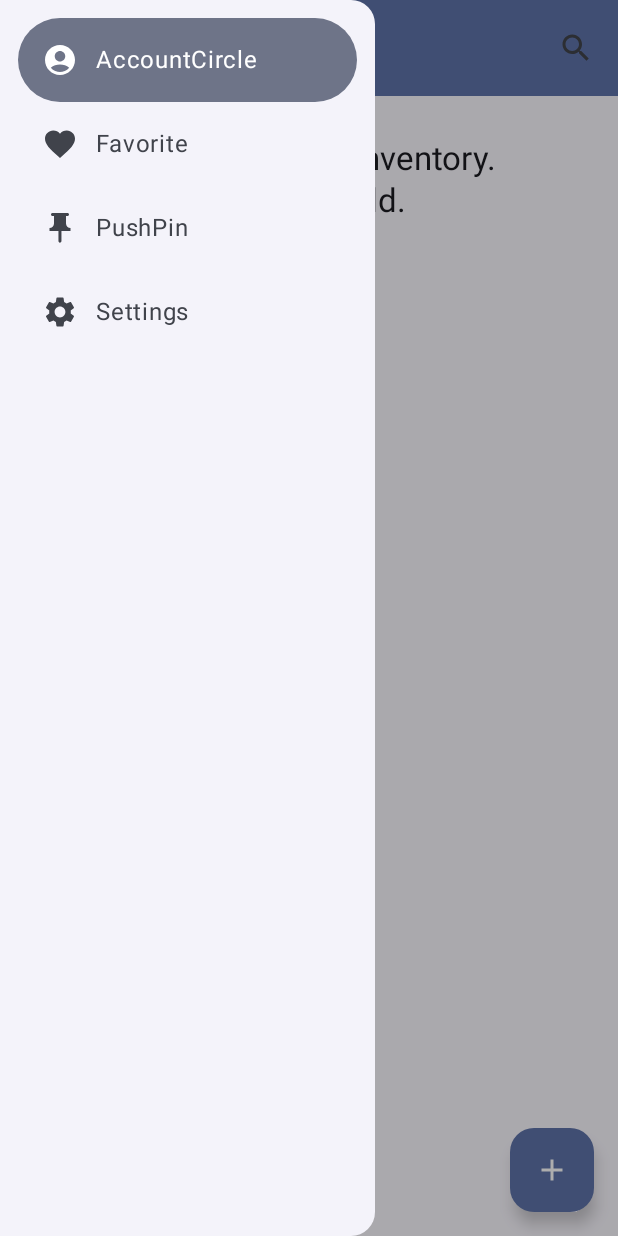
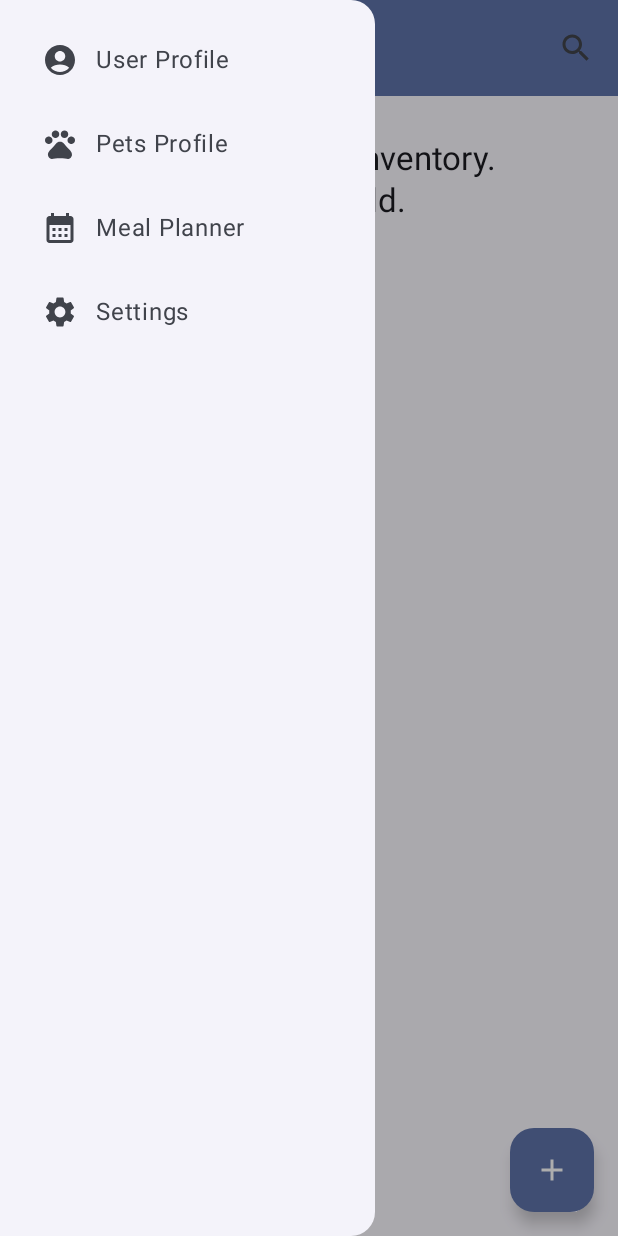
Before and after one commit to LinaXue/RecipeList, an Android app built with Jetpack Compose: the screen it shows after launch (MainActivity), after a tap on "List", on a phone screen of 412 x 824 dp. Run offline under Robolectric (Android 15) with nearby library versions, the phone set to English and light mode, and no system bars; our stand-ins replace Room's generated code.

Commit message:
feat: update UI
ModalNavigationDrawer 實作跳轉頁面功能

調整項目:
1. 新增每項 DrawerItem 的 UI
2. Navigation 實作相對應的頁面跳轉
3. NavigationDestination 新增可空變數 icon

```diff
--- a/app/src/main/java/com/demo/recipelist/ui/AppViewModelProvider.kt
+++ b/app/src/main/java/com/demo/recipelist/ui/AppViewModelProvider.kt
@@ -17,7 +17,10 @@ object AppViewModelProvider {
             PermissionViewModel(recipeListApplication())
         }
         initializer {
-            HomeViewModel(recipeListApplication().container.recipeRepository)
+            HomeViewModel(
+                recipeListApplication().container.recipeRepository,
+                recipeListApplication().container.userPreferencesRepository
+            )
         }
         initializer {
             RecipeInsertViewModel(recipeListApplication().container.recipeRepository)
--- a/app/src/main/java/com/demo/recipelist/ui/HomeScreen.kt
+++ b/app/src/main/java/com/demo/recipelist/ui/HomeScreen.kt
@@ -40,6 +40,7 @@ import androidx.compose.runtime.remember
 import androidx.compose.runtime.rememberCoroutineScope
 import androidx.compose.ui.Alignment
 import androidx.compose.ui.Modifier
+import androidx.compose.ui.graphics.vector.ImageVector
 import androidx.compose.ui.res.stringResource
 import androidx.compose.ui.text.style.TextAlign
 import androidx.compose.ui.tooling.preview.Preview
@@ -49,32 +50,43 @@ import com.demo.recipelist.R
 import com.demo.recipelist.RecipeListTopAppBar
 import com.demo.recipelist.data.Recipe
 import com.demo.recipelist.ui.navigation.NavigationDestination
+import com.demo.recipelist.ui.screen.MealPlannerDestination
+import com.demo.recipelist.ui.screen.PetsProfileDestination
+import com.demo.recipelist.ui.screen.SettingsDestination
+import com.demo.recipelist.ui.screen.UserProfileDestination
 import com.demo.recipelist.ui.theme.RecipeListTheme
 import kotlinx.coroutines.launch
 
 object HomeDestination : NavigationDestination {
     override val route = "home_screen"
     override val titleRes =  R.string.home_screen_title
+    override val icon = null
 }
 
-val items =
-    listOf(
-        Icons.Default.AccountCircle,
-        Icons.Default.Favorite,
-        Icons.Default.PushPin,
-        Icons.Default.Settings,
-    )
+//val items =
+//    listOf(
+//        Icons.Default.AccountCircle,
+//        Icons.Default.Favorite,
+//        Icons.Default.PushPin,
+//        Icons.Default.Settings,
+//    )
 
 @Composable
 fun HomeScreen(
     navigateToRecipeInsert: () -> Unit,
     navigateToRecipeDetails: (Int) -> Unit,
+    navigateToUserProfile: () -> Unit,
+    navigateToPetsProfile: () -> Unit,
+    navigateToMealPlanner: () -> Unit,
+    navigateToSettings: () -> Unit,
     viewModel: HomeViewModel = viewModel(factory = AppViewModelProvider.Factory)
 ) {
     val homeUiState by viewModel.homeUiState.collectAsState()
+    val drawerItems = viewModel.drawerItems
     val drawerState = rememberDrawerState(initialValue = DrawerValue.Closed)
     val scope = rememberCoroutineScope()
-    val selectedItem = remember { mutableStateOf(items[0]) }
+    val selectedItem = remember { mutableStateOf(drawerItems[0]) }
+    val tag = "HomeScreen"
 
     ModalNavigationDrawer(
         drawerState = drawerState,
@@ -82,14 +94,21 @@ fun HomeScreen(
             ModalDrawerSheet(modifier = Modifier.width(250.dp)) {
                 Column(Modifier.verticalScroll(rememberScrollState())) {
                     Spacer(Modifier.height(12.dp))
-                    items.forEach { item ->
+                    drawerItems.forEach { item ->
                         NavigationDrawerItem(
-                            icon = { Icon(item, contentDescription = null) },
-                            label = { Text(item.name.substringAfterLast(".")) },
-                            selected = item == selectedItem.value,
+                            icon = { Icon(item.icon!!, contentDescription = null) },
+                            label = { Text(stringResource(id = item.titleRes)) },
+                            selected = false,
                             onClick = {
                                 scope.launch { drawerState.close() }
-                                selectedItem.value = item
+                                Log.d(tag, "NavigationDrawerItem: selectedItem = ${item.route}")
+                                when(item) {
+                                    is UserProfileDestination -> navigateToUserProfile()
+                                    is PetsProfileDestination -> navigateToPetsProfile()
+                                    is MealPlannerDestination -> navigateToMealPlanner()
+                                    is SettingsDestination -> navigateToSettings()
+                                }
+                                Log.d(tag, "go to ${item.route} screen")
                             },
                             modifier = Modifier.padding(NavigationDrawerItemDefaults.ItemPadding)
                         )
@@ -200,7 +219,7 @@ fun RecipeItem(recipe: Recipe, onRecipeClick: (Recipe) -> Unit, modifier: Modifi
 @Composable
 fun HomeScreenPreview() {
     RecipeListTheme {
-        HomeScreen({},{} )
+        HomeScreen({},{},{},{},{},{})
     }
 }
 
--- a/app/src/main/java/com/demo/recipelist/ui/HomeViewModel.kt
+++ b/app/src/main/java/com/demo/recipelist/ui/HomeViewModel.kt
@@ -2,19 +2,34 @@ package com.demo.recipelist.ui
 
 import androidx.lifecycle.ViewModel
 import androidx.lifecycle.viewModelScope
+import com.demo.recipelist.R
 import com.demo.recipelist.data.Recipe
 import com.demo.recipelist.data.RecipeRepository
+import com.demo.recipelist.data.UserPreferencesRepository
+import com.demo.recipelist.ui.screen.MealPlannerDestination
+import com.demo.recipelist.ui.screen.PetsProfileDestination
+import com.demo.recipelist.ui.screen.SettingsDestination
+import com.demo.recipelist.ui.screen.UserProfileDestination
 import kotlinx.coroutines.flow.SharingStarted
 import kotlinx.coroutines.flow.StateFlow
 import kotlinx.coroutines.flow.map
 import kotlinx.coroutines.flow.stateIn
+import kotlinx.coroutines.launch
 
 class HomeViewModel(
-    recipeRepository: RecipeRepository
+    recipeRepository: RecipeRepository,
+    private val userPreferencesRepository: UserPreferencesRepository
 ): ViewModel() {
     companion object {
         private const val TIMEOUT_MILLIS = 5_000L
     }
+
+    val drawerItems = listOf(
+        UserProfileDestination,
+        PetsProfileDestination,
+        MealPlannerDestination,
+        SettingsDestination
+    )
 
     val homeUiState: StateFlow<HomeUiState> = recipeRepository.getAllRecipes().map { HomeUiState(it) }
         .stateIn(
@@ -22,6 +37,30 @@ class HomeViewModel(
             started = SharingStarted.WhileSubscribed(TIMEOUT_MILLIS),
             initialValue = HomeUiState()
         )
+
+    val layoutUiState: StateFlow<LayoutUiState> =
+        userPreferencesRepository.isLinearLayout.map { isLinearLayout ->
+            LayoutUiState(isLinearLayout)
+        }
+            .stateIn(
+                scope = viewModelScope,
+                started = SharingStarted.WhileSubscribed(5_000),
+                initialValue = LayoutUiState()
+            )
+
+    fun selectLayout(isLinearLayout: Boolean) {
+        viewModelScope.launch {
+            userPreferencesRepository.saveLayoutPreference(isLinearLayout)
+        }
+    }
 }
 
 data class HomeUiState(val recipeList: List<Recipe> = listOf())
+
+data class LayoutUiState(
+    val isLinearLayout: Boolean = true,
+    val toggleContentDescription: Int =
+        if (isLinearLayout) R.string.grid_layout_toggle else R.string.linear_layout_toggle,
+    val toggleIcon: Int =
+        if (isLinearLayout) R.drawable.ic_grid_layout else R.drawable.ic_linear_layout
+)
--- a/app/src/main/java/com/demo/recipelist/ui/navigation/Navigation.kt
+++ b/app/src/main/java/com/demo/recipelist/ui/navigation/Navigation.kt
@@ -1,19 +1,34 @@
 package com.demo.recipelist.ui.navigation
 
+import androidx.collection.emptyLongSet
+import androidx.compose.material.icons.Icons
+import androidx.compose.material.icons.filled.AccountCircle
+import androidx.compose.material.icons.filled.CalendarMonth
+import androidx.compose.material.icons.filled.Pets
+import androidx.compose.material.icons.filled.Settings
 import androidx.compose.runtime.Composable
 import androidx.navigation.NavHostController
 import androidx.navigation.NavType
 import androidx.navigation.compose.NavHost
 import androidx.navigation.compose.composable
 import androidx.navigation.navArgument
+import com.demo.recipelist.R
 import com.demo.recipelist.ui.HomeDestination
 import com.demo.recipelist.ui.HomeScreen
 import com.demo.recipelist.ui.screen.DetailsDestination
 import com.demo.recipelist.ui.screen.EditDestination
 import com.demo.recipelist.ui.screen.InsertDestination
+import com.demo.recipelist.ui.screen.MealPlannerDestination
+import com.demo.recipelist.ui.screen.MealPlannerScreen
+import com.demo.recipelist.ui.screen.PetsProfileDestination
+import com.demo.recipelist.ui.screen.PetsProfileScreen
 import com.demo.recipelist.ui.screen.RecipeDetailsScreen
 import com.demo.recipelist.ui.screen.RecipeEditScreen
 import com.demo.recipelist.ui.screen.RecipeInsertScreen
+import com.demo.recipelist.ui.screen.SettingsDestination
+import com.demo.recipelist.ui.screen.SettingsScreen
+import com.demo.recipelist.ui.screen.UserProfileDestination
+import com.demo.recipelist.ui.screen.UserProfileScreen
 
 @Composable
 fun RecipeListNavHost(navController: NavHostController) {
@@ -32,8 +47,24 @@ fun RecipeListNavHost(navController: NavHostController) {
         composable(HomeDestination.route) {
             HomeScreen(
                 navigateToRecipeInsert = { navController.navigate(InsertDestination.route) },
-                navigateToRecipeDetails = { navController.navigate("${DetailsDestination.route}/${it}") }
+                navigateToRecipeDetails = { navController.navigate("${DetailsDestination.route}/${it}") },
+                navigateToUserProfile = { navController.navigate(UserProfileDestination.route) },
+                navigateToPetsProfile = { navController.navigate(PetsProfileDestination.route) },
+                navigateToMealPlanner = { navController.navigate(MealPlannerDestination.route) },
+                navigateToSettings = { navController.navigate(SettingsDestination.route) }
             )
+        }
+        composable(UserProfileDestination.route) {
+            UserProfileScreen(onNavigateUp = { navController.navigateUp() })
+        }
+        composable(PetsProfileDestination.route) {
+            PetsProfileScreen(onNavigateUp = { navController.navigateUp() })
+        }
+        composable(MealPlannerDestination.route) {
+            MealPlannerScreen(onNavigateUp = { navController.navigateUp() })
+        }
+        composable(SettingsDestination.route) {
+            SettingsScreen(onNavigateUp = { navController.navigateUp() })
         }
         composable(InsertDestination.route) {
             RecipeInsertScreen(
--- a/app/src/main/java/com/demo/recipelist/ui/navigation/NavigationDestination.kt
+++ b/app/src/main/java/com/demo/recipelist/ui/navigation/NavigationDestination.kt
@@ -1,6 +1,9 @@
 package com.demo.recipelist.ui.navigation
+
+import androidx.compose.ui.graphics.vector.ImageVector
 
 interface NavigationDestination {
     val route: String
     val titleRes: Int
+    val icon: ImageVector?
 }
--- a/app/src/main/java/com/demo/recipelist/ui/screen/RecipeDetailsScreen.kt
+++ b/app/src/main/java/com/demo/recipelist/ui/screen/RecipeDetailsScreen.kt
@@ -46,6 +46,7 @@ import kotlinx.coroutines.launch
 object DetailsDestination : NavigationDestination {
     override val route = "details_screen"
     override val titleRes = R.string.details_screen_title
+    override val icon = null
     const val recipeIdArg = "recipeId"
     val routeWithArgs = "$route/{$recipeIdArg}"
 }
--- a/app/src/main/java/com/demo/recipelist/ui/screen/RecipeEditScreen.kt
+++ b/app/src/main/java/com/demo/recipelist/ui/screen/RecipeEditScreen.kt
@@ -16,6 +16,7 @@ import kotlinx.coroutines.launch
 object EditDestination : NavigationDestination {
     override val route = "edit_screen"
     override val titleRes = R.string.edit_screen_title
+    override val icon = null
     const val recipeIdArg = "recipeId"
     val routeWithArgs = "$route/{$recipeIdArg}"
 }
--- a/app/src/main/java/com/demo/recipelist/ui/screen/RecipeInsertScreen.kt
+++ b/app/src/main/java/com/demo/recipelist/ui/screen/RecipeInsertScreen.kt
@@ -27,6 +27,7 @@ import androidx.compose.runtime.rememberCoroutineScope
 import androidx.compose.runtime.snapshots.SnapshotStateList
 import androidx.compose.ui.Alignment
 import androidx.compose.ui.Modifier
+import androidx.compose.ui.graphics.vector.ImageVector
 import androidx.compose.ui.res.stringResource
 import androidx.compose.ui.text.font.FontWeight
 import androidx.compose.ui.text.input.KeyboardType
@@ -43,6 +44,7 @@ import kotlinx.coroutines.launch
 object InsertDestination : NavigationDestination {
     override val route = "insert_screen"
     override val titleRes = R.string.insert_screen_title
+    override val icon = null
 }
 
 @Composable
--- /dev/null
+++ b/app/src/main/res/drawable/ic_grid_layout.xml
@@ -0,0 +1,6 @@
+<vector android:height="24dp" android:tint="#000000"
+    android:viewportHeight="24" android:viewportWidth="24"
+    android:width="24dp" xmlns:android="http://schemas.android.com/apk/res/android">
+    <path android:fillColor="@android:color/white"
+        android:fillType="evenOdd" android:pathData="M3,3v8h8L11,3L3,3zM9,9L5,9L5,5h4v4zM3,13v8h8v-8L3,13zM9,19L5,19v-4h4v4zM13,3v8h8L21,3h-8zM19,9h-4L15,5h4v4zM13,13v8h8v-8h-8zM19,19h-4v-4h4v4z"/>
+</vector>
--- /dev/null
+++ b/app/src/main/res/drawable/ic_linear_layout.xml
@@ -0,0 +1,5 @@
+<vector android:height="24dp" android:tint="#000000"
+    android:viewportHeight="24" android:viewportWidth="24"
+    android:width="24dp" xmlns:android="http://schemas.android.com/apk/res/android">
+    <path android:fillColor="@android:color/white" android:pathData="M4,15h16v-2L4,13v2zM4,19h16v-2L4,17v2zM4,11h16L20,9L4,9v2zM4,5v2h16L20,5L4,5z"/>
+</vector>
--- a/app/src/main/res/values/strings.xml
+++ b/app/src/main/res/values/strings.xml
@@ -3,6 +3,10 @@
     <string name="home_screen_title">Home</string>
     <string name="test_screen_title">Test</string>
     <string name="insert_screen_title">Insert The Recipe</string>
+    <string name="settings_screen_title">Settings</string>
+    <string name="meal_planner_screen_title">Meal Planner</string>
+    <string name="pets_profile_screen_title">Pets Profile</string>
+    <string name="user_profile_screen_title">User Profile</string>
     <string name="save_button">Save</string>
     <string name="add_ingredient_button">Add Ingredient</string>
     <string name="add_step_button">Add Step</string>
@@ -22,4 +26,6 @@
     <string name="recipe_servings">Servings</string>
     <string name="recipe_ingredients">Ingredients</string>
     <string name="recipe_steps">Steps</string>
+    <string name="grid_layout_toggle">Grid layout</string>
+    <string name="linear_layout_toggle">Linear layout</string>
 </resources>
```
Also changed, not shown: app/src/main/java/com/demo/recipelist/RecipeListApp.kt (+9 -0 lines), app/src/main/java/com/demo/recipelist/ui/screen/MealPlannerScreen.kt (added, +46 -0 lines), app/src/main/java/com/demo/recipelist/ui/screen/PetsProfileScreen.kt (added, +46 -0 lines), app/src/main/java/com/demo/recipelist/ui/screen/SettingsScreen.kt (added, +48 -0 lines), app/src/main/java/com/demo/recipelist/ui/screen/UserProfileScreen.kt (added, +46 -0 lines).
